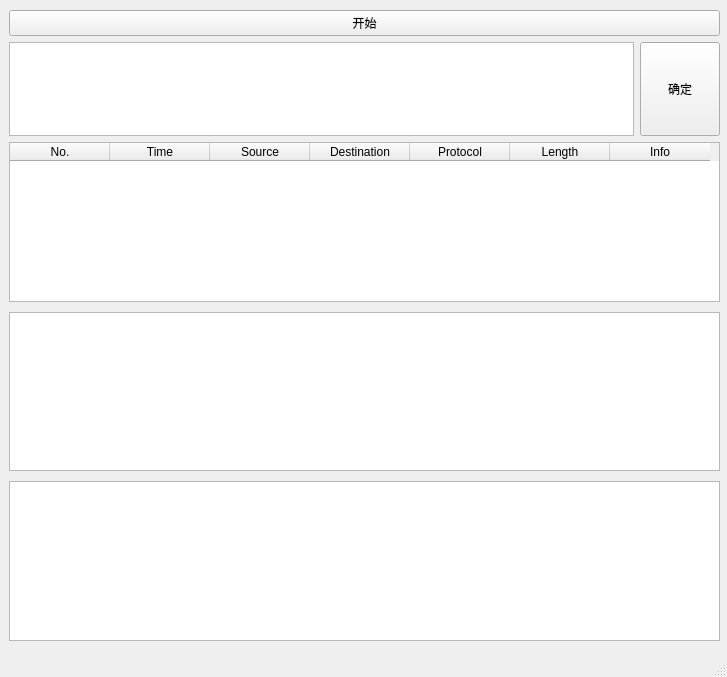
This is MainWindow.ui in Isolator-1/sniffer as Qt 5 draws it before an edit. The edited form follows.
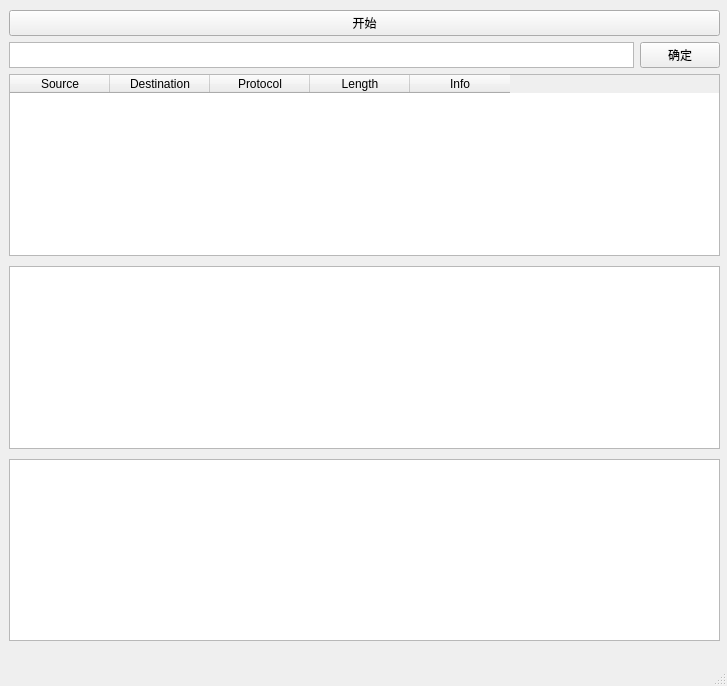
This is the edited form.

What changed in the file:
```diff
--- a/MainWindow.ui
+++ b/MainWindow.ui
@@ -7,7 +7,7 @@
     <x>0</x>
     <y>0</y>
     <width>727</width>
-    <height>677</height>
+    <height>686</height>
    </rect>
   </property>
   <property name="windowTitle">
@@ -41,6 +41,12 @@
       <layout class="QHBoxLayout" name="horizontalLayout">
        <item>
         <widget class="QTextEdit" name="textEdit">
+         <property name="sizePolicy">
+          <sizepolicy hsizetype="Expanding" vsizetype="Ignored">
+           <horstretch>0</horstretch>
+           <verstretch>0</verstretch>
+          </sizepolicy>
+         </property>
          <property name="documentTitle">
           <string/>
          </property>
@@ -78,18 +84,8 @@
           <enum>Qt::ActionsContextMenu</enum>
          </property>
          <property name="columnCount">
-          <number>7</number>
+          <number>5</number>
          </property>
-         <column>
-          <property name="text">
-           <string>No.</string>
-          </property>
-         </column>
-         <column>
-          <property name="text">
-           <string>Time</string>
-          </property>
-         </column>
          <column>
           <property name="text">
            <string>Source</string>
@@ -121,7 +117,7 @@
         <widget class="QTableWidget" name="tableWidget_3"/>
        </item>
        <item>
-        <widget class="QTableWidget" name="tableWidget_2"/>
+        <widget class="QTextBrowser" name="textBrowser"/>
        </item>
       </layout>
      </item>
```
